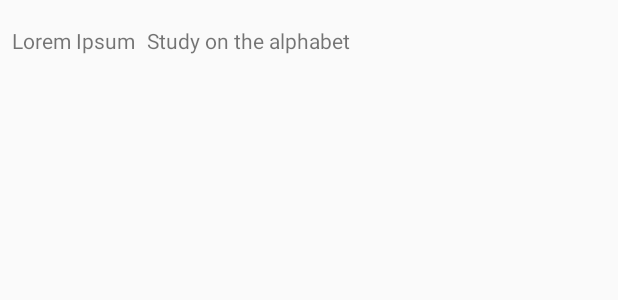
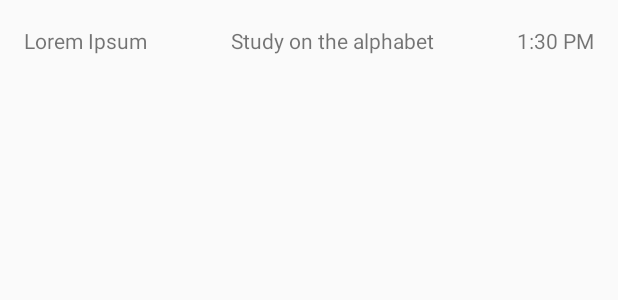
Before and after one commit to mfgabriel92/classes-android, an Android app: the layout class_item.xml on its own in the app's theme, with its tools: preview values and no code run, on a phone screen of 412 x 824 dp. Shown: the top 300 px of the screen. Run offline under Robolectric (Android 15) with nearby library versions, the phone set to English and light mode, and no system bars.

Commit message:
TimePickerDialog for choosing time

```diff
--- a/app/src/main/res/layout/class_item.xml
+++ b/app/src/main/res/layout/class_item.xml
@@ -4,29 +4,33 @@
     xmlns:app="http://schemas.android.com/apk/res-auto"
     xmlns:tools="http://schemas.android.com/tools"
     android:layout_width="match_parent"
-    android:layout_height="54dp">
+    android:layout_height="54dp"
+    android:padding="16dp">
 
     <TextView
         android:id="@+id/tv_student_name"
         android:layout_width="wrap_content"
         android:layout_height="wrap_content"
         android:layout_gravity="center"
-        android:layout_marginBottom="8dp"
-        android:layout_marginStart="8dp"
-        android:layout_marginTop="8dp"
         app:layout_constraintBottom_toBottomOf="parent"
         app:layout_constraintStart_toStartOf="parent"
         app:layout_constraintTop_toTopOf="parent"
         tools:text="Lorem Ipsum" />
 
     <TextView
+        android:id="@+id/tv_class_time"
+        android:layout_width="wrap_content"
+        android:layout_height="wrap_content"
+        android:layout_gravity="center"
+        app:layout_constraintBottom_toBottomOf="parent"
+        app:layout_constraintEnd_toEndOf="parent"
+        app:layout_constraintTop_toTopOf="parent"
+        tools:text="1:30 PM" />
+
+    <TextView
         android:id="@+id/tv_student_obs"
         android:layout_width="wrap_content"
         android:layout_height="wrap_content"
-        android:layout_marginBottom="8dp"
-        android:layout_marginEnd="8dp"
-        android:layout_marginStart="8dp"
-        android:layout_marginTop="8dp"
         app:layout_constraintBottom_toBottomOf="parent"
         app:layout_constraintEnd_toStartOf="@+id/tv_class_time"
         app:layout_constraintStart_toEndOf="@+id/tv_student_name"
--- a/app/src/main/res/values/strings.xml
+++ b/app/src/main/res/values/strings.xml
@@ -5,13 +5,15 @@
     <string name="my_classes_title">My Classes</string>
 
     <!-- AddActivity -->
+    <string name="no_classes_today">No classes for today</string>
+
     <string name="new_schedule_title">New Schedule for %1$s</string>
     <string name="label_student_name">Student Name</string>
     <string name="label_student_obs">Observations for the student</string>
     <string name="label_time">Choose a time</string>
     <string name="btn_label_time">Save Schedule</string>
 
-    <string name="no_classes_today">No classes for today</string>
+    <string name="input_time">%1$s:%2$s %3$s</string>
 
     <!-- Util -->
     <string name="date_format">yyyy-MM-dd</string>
```
Also changed, not shown: app/src/main/java/com/jjep/classes/ui/add/AddActivity.kt (+21 -0 lines), app/src/main/java/com/jjep/classes/util/TimeUtils.kt (added, +37 -0 lines).
